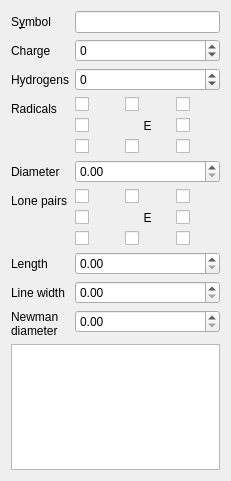
Above: libmolsketch/atompopup.ui from timvdm/Molsketch before the change. Below: the same form after it.
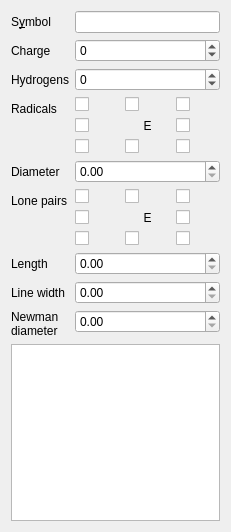
That is the form after the change. Custom widgets are drawn as their Qt base class.

Diff of the .ui file:
```diff
--- a/libmolsketch/atompopup.ui
+++ b/libmolsketch/atompopup.ui
@@ -7,7 +7,7 @@
     <x>0</x>
     <y>0</y>
     <width>231</width>
-    <height>481</height>
+    <height>532</height>
    </rect>
   </property>
   <property name="windowTitle">
```
Left out of the diff: 2 changed lines with no effect on the pictures.
